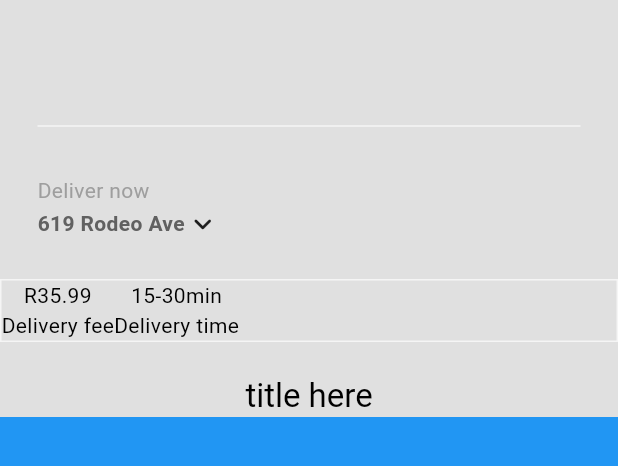
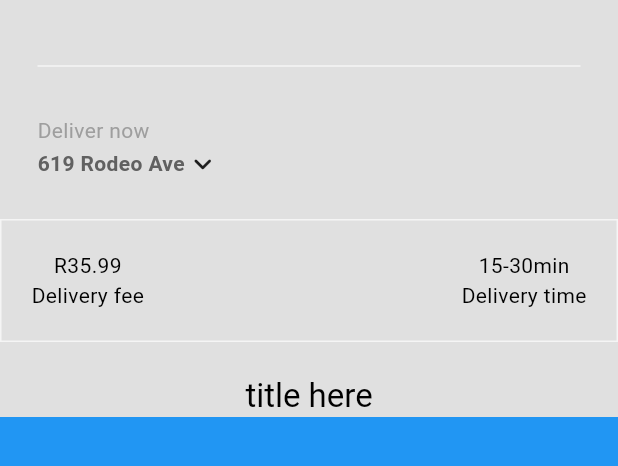
Before and after one commit to aLearningLad/grubnerd, a Flutter app: the HomePage screen opened directly, on a phone screen of 412 x 824 dp, the part 63-529 px from its top. Run offline on Flutter 3.47's test engine with Material 3 defaults, Android fonts, the phone set to English and light mode, and no system bars.

Commit message:
additions to description box

```diff
--- a/lib/components/my_description_box.dart
+++ b/lib/components/my_description_box.dart
@@ -8,7 +8,9 @@ class MyDescriptionBox extends StatelessWidget {
     return Container(
       decoration: BoxDecoration(
           border: Border.all(color: Theme.of(context).colorScheme.secondary)),
+      padding: EdgeInsets.all(20),
       child: Row(
+        mainAxisAlignment: MainAxisAlignment.spaceBetween,
         children: [
 // delivery fee
           Column(
--- a/lib/pages/home_page.dart
+++ b/lib/pages/home_page.dart
@@ -19,6 +19,7 @@ class _HomePageState extends State<HomePage> {
       body: NestedScrollView(
         headerSliverBuilder: (context, innerBoxIsScrolled) => [
           MySliverAppBar(
+            title: Text('title here'),
             child: Column(
               mainAxisAlignment: MainAxisAlignment.end,
               children: [
@@ -35,7 +36,6 @@ class _HomePageState extends State<HomePage> {
                 MyDescriptionBox()
               ],
             ),
-            title: Text('title here'),
           )
         ],
         body: Container(
```
